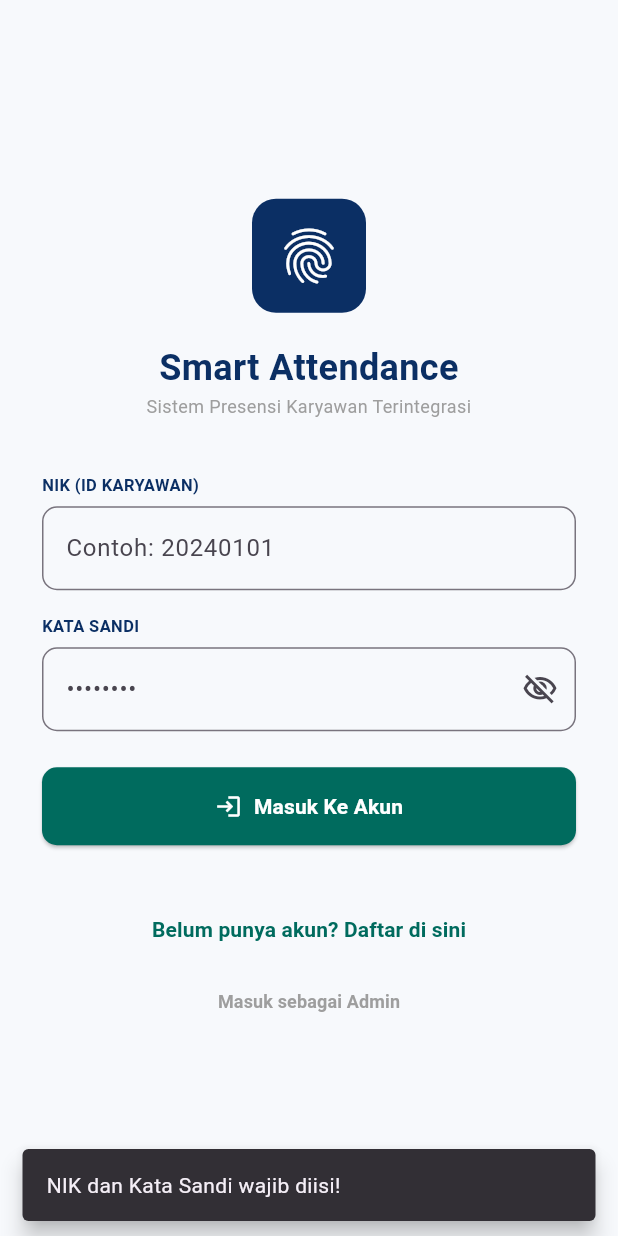
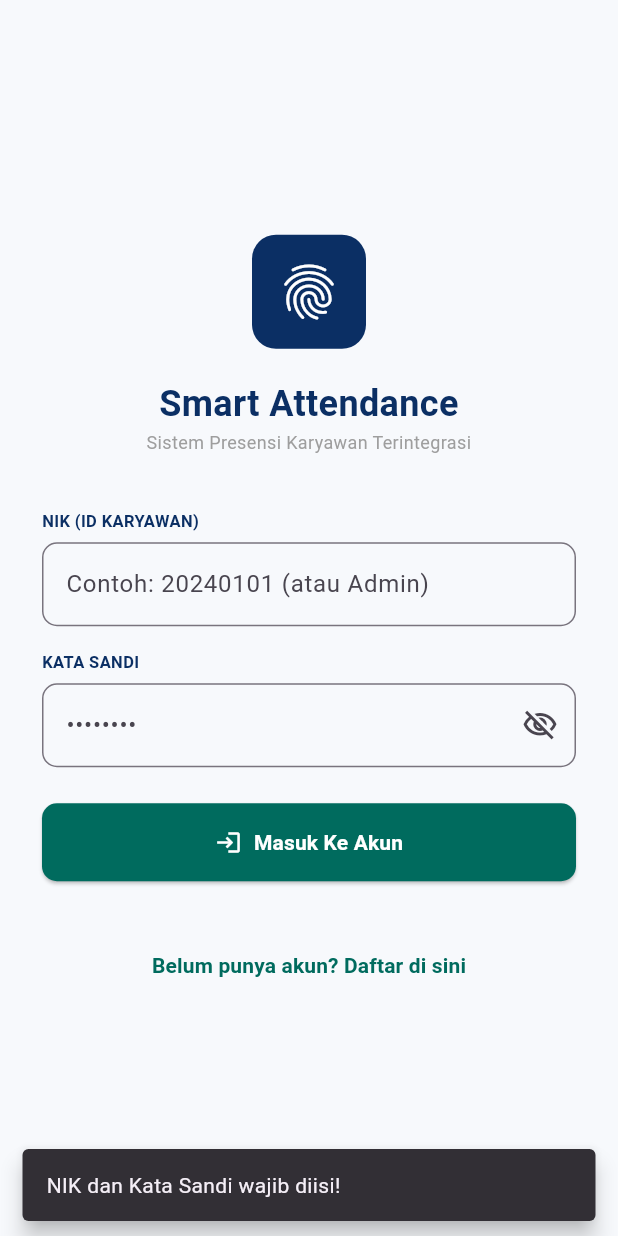
Before and after one commit to iqihaz25/kelompok-4_smart_attendance, a Flutter app: the screen it shows after launch, after a tap on "Masuk Ke Akun", on a phone screen of 412 x 824 dp. Run offline on Flutter 3.47's test engine with Material 3 defaults, Android fonts, the phone set to English and light mode, and no system bars; our stand-ins replace camera, cloud_firestore, firebase_auth, firebase_core, fl_chart, geolocator; missing offline and left inert: dart:html, excel; accounts and stored records are empty.

Commit message:
FIXING login_screen

```diff
--- a/lib/screens/login_screen.dart
+++ b/lib/screens/login_screen.dart
@@ -4,6 +4,7 @@ import 'package:firebase_auth/firebase_auth.dart';
 import 'register_info_screen.dart';
 import 'dashboard_screen.dart';
 import '../features/auth/views/login_screen.dart' as admin_auth;
+import '../features/dashboard/views/widgets/dashboard_screen.dart' as admin_dashboard;
 
 class LoginScreen extends StatefulWidget {
   const LoginScreen({super.key});
@@ -22,6 +23,15 @@ class _LoginScreenState extends State<LoginScreen> {
 
     if (id.isEmpty || pwd.isEmpty) {
       _showAlert("NIK dan Kata Sandi wajib diisi!");
+      return;
+    }
+
+    // Bypass Firebase authentication untuk Admin
+    if (id == "Admin" && pwd == "HanyaAdminYangTahu") {
+      Navigator.pushReplacement(
+        context,
+        MaterialPageRoute(builder: (_) => const admin_dashboard.AdminDashboardScreen()),
+      );
       return;
     }
 
@@ -74,8 +84,7 @@ class _LoginScreenState extends State<LoginScreen> {
             const SizedBox(height: 6),
             TextField(
               controller: _idController,
-              decoration: InputDecoration(hintText: 'Contoh: 20240101', border: OutlineInputBorder(borderRadius: BorderRadius.circular(10))),
-              keyboardType: TextInputType.number,
+              decoration: InputDecoration(hintText: 'Contoh: 20240101 (atau Admin)', border: OutlineInputBorder(borderRadius: BorderRadius.circular(10))),
             ),
             const SizedBox(height: 16),
             const Text('KATA SANDI', style: TextStyle(fontSize: 11, fontWeight: FontWeight.bold, color: Color(0xFF0B2F64))),
@@ -99,10 +108,6 @@ class _LoginScreenState extends State<LoginScreen> {
               onPressed: () => Navigator.push(context, MaterialPageRoute(builder: (context) => const RegisterInfoScreen())),
               child: const Text('Belum punya akun? Daftar di sini', style: TextStyle(color: Color(0xFF006B5E), fontWeight: FontWeight.bold)),
             ),
-            TextButton(
-              onPressed: () => Navigator.pushReplacement(context, MaterialPageRoute(builder: (context) => const admin_auth.LoginScreen())),
-              child: const Text('Masuk sebagai Admin', style: TextStyle(color: Colors.grey, fontWeight: FontWeight.bold, fontSize: 12)),
-            ),
           ],
         ),
       ),
```
